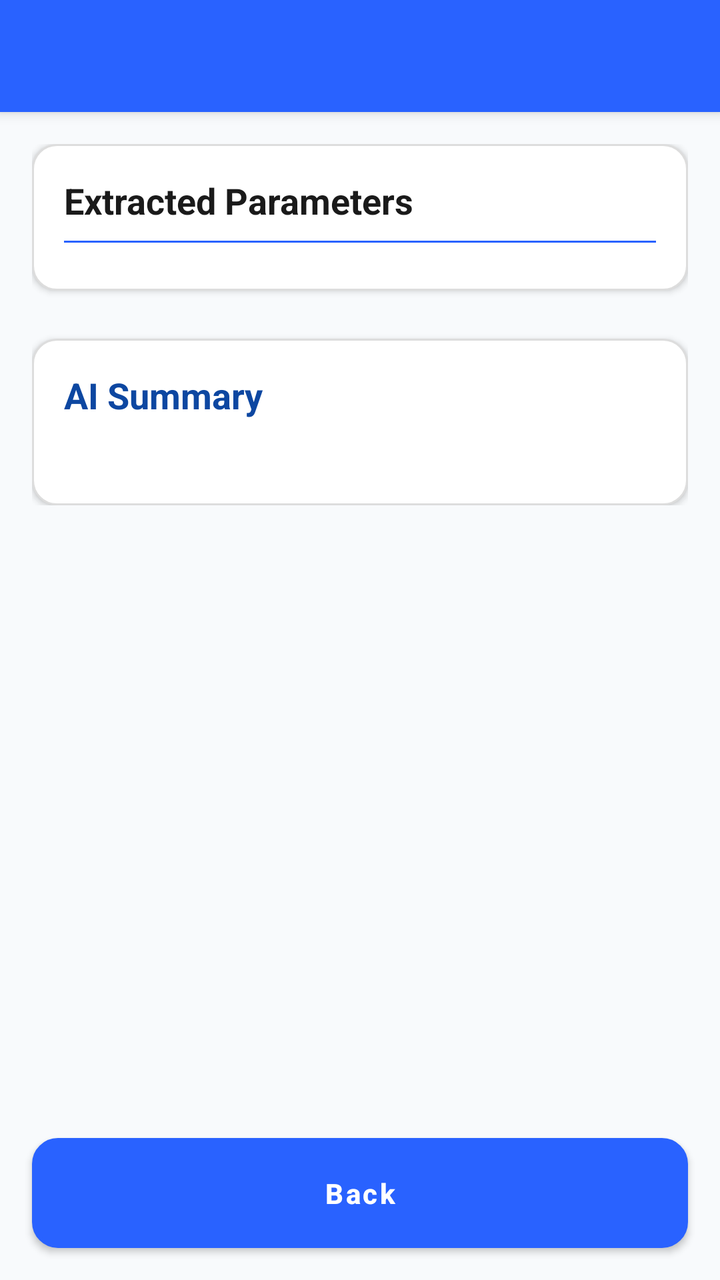
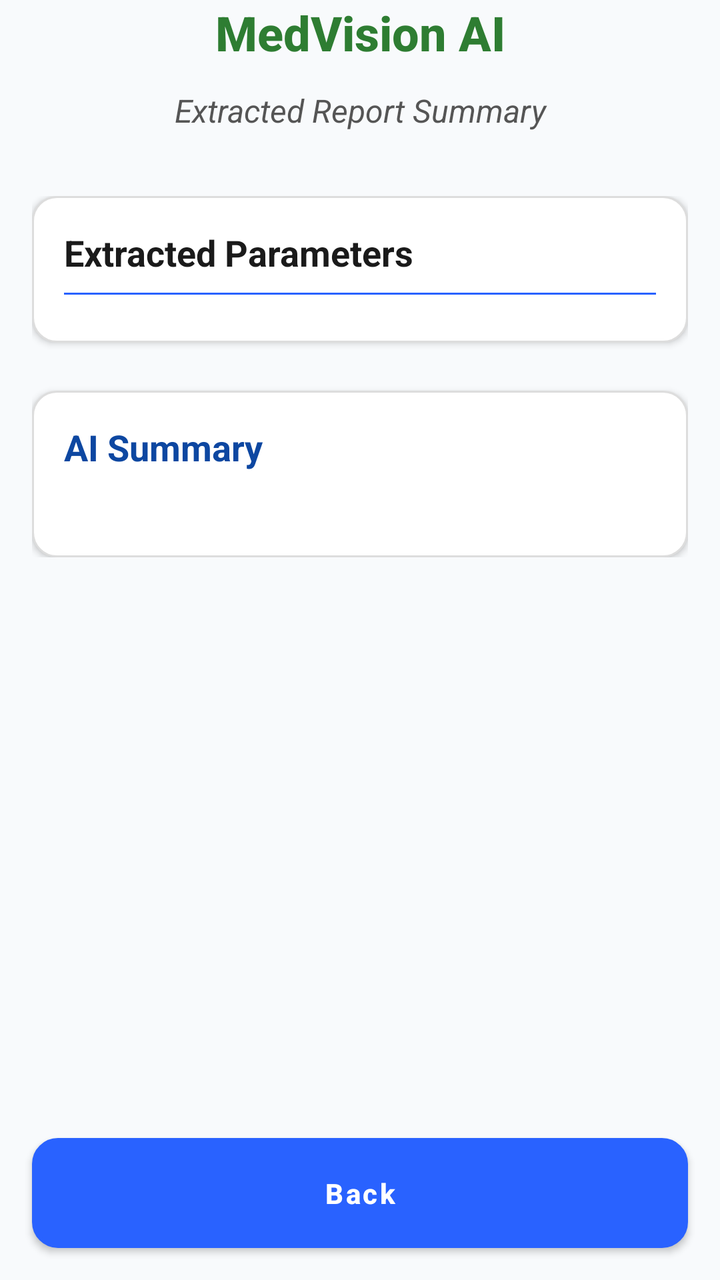

Two renders of the same Android screen: before a commit and after it. Below are the layout's source before the change and the commit's diff.
<!-- AndroidManifest.xml: application theme AppTheme -->
<!-- res/layout/activity_summary.xml -->
<?xml version="1.0" encoding="utf-8"?>
<LinearLayout
    xmlns:android="http://schemas.android.com/apk/res/android"
    xmlns:app="http://schemas.android.com/apk/res-auto"
    android:layout_width="match_parent"
    android:layout_height="match_parent"
    android:orientation="vertical"
    android:background="@color/colorBackground">

    
    <androidx.appcompat.widget.Toolbar
        android:id="@+id/toolbar"
        android:layout_width="match_parent"
        android:layout_height="?attr/actionBarSize"
        android:background="@color/colorPrimary"
        android:title="MediVision AI"
        android:titleTextColor="@android:color/white"
        android:elevation="4dp"
        app:titleTextAppearance="@style/TextAppearance.AppCompat.Title" />

    
    <ScrollView
        android:layout_width="match_parent"
        android:layout_height="0dp"
        android:layout_weight="1"
        android:padding="@dimen/spacing_md">

        <LinearLayout
            android:layout_width="match_parent"
            android:layout_height="wrap_content"
            android:orientation="vertical"
            android:gravity="center_horizontal">

            
            <LinearLayout
                android:layout_width="match_parent"
                android:layout_height="wrap_content"
                android:orientation="vertical"
                android:background="@drawable/rounded_card"
                android:padding="@dimen/spacing_md"
                android:elevation="2dp">

                <TextView
                    android:layout_width="wrap_content"
                    android:layout_height="wrap_content"
                    android:text="Extracted Parameters"
                    android:textAppearance="@style/TextAppearance.AppCompat.Medium"
                    android:textStyle="bold"
                    android:textColor="@color/textPrimary"
                    android:layout_marginBottom="@dimen/spacing_sm" />

                <View
                    android:layout_width="match_parent"
                    android:layout_height="1dp"
                    android:background="@color/colorPrimary"
                    android:layout_marginBottom="@dimen/spacing_sm" />

                
                <TableLayout
                    android:id="@+id/tableExtractedData"
                    android:layout_width="match_parent"
                    android:layout_height="wrap_content"
                    android:stretchColumns="1" />
            </LinearLayout>

            
            <LinearLayout
                android:layout_width="match_parent"
                android:layout_height="wrap_content"
                android:orientation="vertical"
                android:background="@drawable/rounded_card"
                android:padding="@dimen/spacing_md"
                android:layout_marginTop="@dimen/spacing_lg"
                android:elevation="2dp">

                <TextView
                    android:layout_width="wrap_content"
                    android:layout_height="wrap_content"
                    android:text="AI Summary"
                    android:textAppearance="@style/TextAppearance.AppCompat.Medium"
                    android:textStyle="bold"
                    android:textColor="@color/colorPrimaryDark"
                    android:layout_marginBottom="@dimen/spacing_sm" />

                <TextView
                    android:id="@+id/tvSummaryContent"
                    android:layout_width="match_parent"
                    android:layout_height="wrap_content"
                    android:textColor="@color/textSecondary"
                    android:lineSpacingExtra="6dp" />
            </LinearLayout>
        </LinearLayout>
    </ScrollView>

    
    <Button
        android:id="@+id/btn_back"
        android:layout_width="match_parent"
        android:layout_height="wrap_content"
        android:text="Back"
        android:textStyle="bold"
        android:textColor="@android:color/white"
            android:background="@drawable/button_teal_background"
        android:layout_margin="@dimen/spacing_md"
        android:layout_gravity="center_horizontal"/>
</LinearLayout>
<!-- resources referenced by this layout -->
<resources>
  <color name="colorBackground">#F8FAFC</color>
  <color name="colorPrimary">#2962FF</color>
  <color name="colorPrimaryDark">#0D47A1</color>
  <color name="textPrimary">#1A1A1A</color>
  <color name="textSecondary">#5F6368</color>
  <dimen name="spacing_lg">24dp</dimen>
  <dimen name="spacing_md">16dp</dimen>
  <dimen name="spacing_sm">8dp</dimen>
  <!-- drawable rounded_card (drawable) -->
  <?xml version="1.0" encoding="utf-8"?>
  <shape xmlns:android="http://schemas.android.com/apk/res/android"
      android:shape="rectangle">
  
      
      <solid android:color="@color/colorSurface" />
  
      
      <corners android:radius="12dp" />
  
      
      <stroke
          android:width="1dp"
          android:color="#DDDDDD" />
  
      
      <padding
          android:left="8dp"
          android:top="8dp"
          android:right="8dp"
          android:bottom="8dp"/>
  </shape>
  <style name="AppTheme" parent="Theme.MaterialComponents.DayNight.NoActionBar">
          
          <item name="colorPrimary">@color/colorPrimary</item>
          <item name="colorPrimaryVariant">@color/colorPrimaryDark</item>
          <item name="colorOnPrimary">@color/colorOnPrimary</item>
  
          <item name="colorSecondary">@color/colorSecondary</item>
          <item name="colorOnSecondary">@color/colorOnSecondary</item>
  
          
          <item name="android:colorBackground">@color/colorBackground</item>
          <item name="colorSurface">@color/colorSurface</item>
          <item name="colorOnSurface">@color/colorOnSurface</item>
  
          
          <item name="colorError">@color/colorError</item>
          <item name="colorOnError">@color/colorOnError</item>
  
          
          <item name="android:textColorPrimary">@color/textPrimary</item>
          <item name="android:textColorSecondary">@color/textSecondary</item>
  
          
          <item name="materialButtonStyle">@style/Widget.App.MaterialButton</item>
          <item name="cardViewStyle">@style/Widget.App.CardView</item>
      </style>
  <color name="colorTealDark">#00796B</color>
  <color name="colorTeal">#009688</color>
  <color name="colorSurface">#FFFFFF</color>
  <color name="colorOnPrimary">#FFFFFF</color>
  <color name="colorSecondary">#00C853</color>
  <color name="colorOnSecondary">#FFFFFF</color>
  <color name="colorOnSurface">#1A1A1A</color>
  <color name="colorError">#D50000</color>
  <color name="colorOnError">#FFFFFF</color>
  <style name="Widget.App.MaterialButton" parent="Widget.MaterialComponents.Button">
          <item name="android:layout_height">48dp</item>
          <item name="android:layout_width">wrap_content</item>
          <item name="android:textAllCaps">false</item>
          <item name="android:padding">12dp</item>
          <item name="cornerRadius">8dp</item>
          <item name="android:textColor">@color/colorOnPrimary</item>
      </style>
  <style name="Widget.App.CardView" parent="Widget.MaterialComponents.CardView">
          <item name="cardCornerRadius">12dp</item>
          <item name="cardElevation">4dp</item>
          <item name="cardUseCompatPadding">true</item>
      </style>
  <!-- unchanged entries left out for length: 1 -->
</resources>

<!-- the commit's change to res/layout/activity_summary.xml (unified diff, before → after) -->
@@ -8,15 +8,39 @@
     android:background="@color/colorBackground">
 
     
-    <androidx.appcompat.widget.Toolbar
-        android:id="@+id/toolbar"
+    
+    
+    
+    
+    
+    
+    
+    
+    
+    
+    <TextView
+        android:id="@+id/tvAppTitle"
         android:layout_width="match_parent"
-        android:layout_height="?attr/actionBarSize"
-        android:background="@color/colorPrimary"
-        android:title="MediVision AI"
-        android:titleTextColor="@android:color/white"
-        android:elevation="4dp"
-        app:titleTextAppearance="@style/TextAppearance.AppCompat.Title" />
+        android:layout_height="wrap_content"
+        android:text="MedVision AI"
+        android:textSize="24sp"
+        android:textStyle="bold"
+        android:gravity="center"
+        android:textColor="#2E7D32"
+        android:paddingBottom="12dp"
+        android:fontFamily="sans-serif-medium" />
+
+    <TextView
+        android:id="@+id/tvSubTitle"
+        android:layout_width="match_parent"
+        android:layout_height="wrap_content"
+        android:text="Extracted Report Summary"
+        android:textSize="16sp"
+        android:textStyle="italic"
+        android:gravity="center"
+        android:textColor="#555555"
+        android:paddingBottom="16dp" />
+
 
     
     <ScrollView
@@ -100,7 +124,7 @@
         android:text="Back"
         android:textStyle="bold"
         android:textColor="@android:color/white"
-            android:background="@drawable/button_teal_background"
+        android:background="@drawable/button_teal_background"
         android:layout_margin="@dimen/spacing_md"
         android:layout_gravity="center_horizontal"/>
 </LinearLayout>
